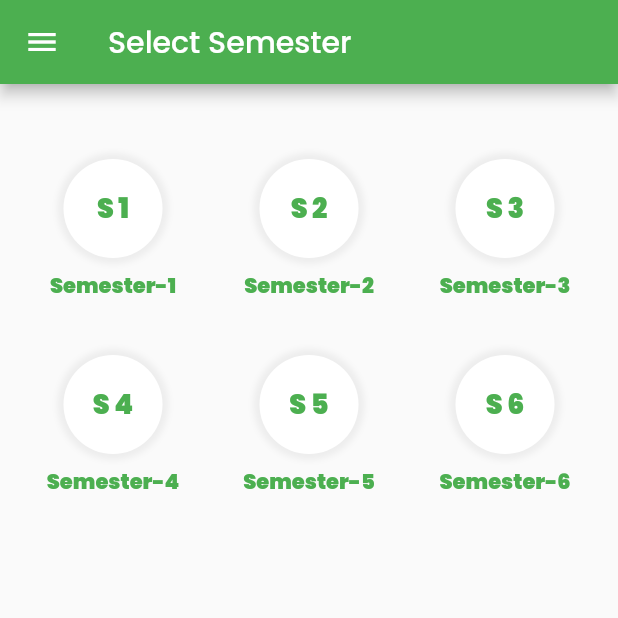
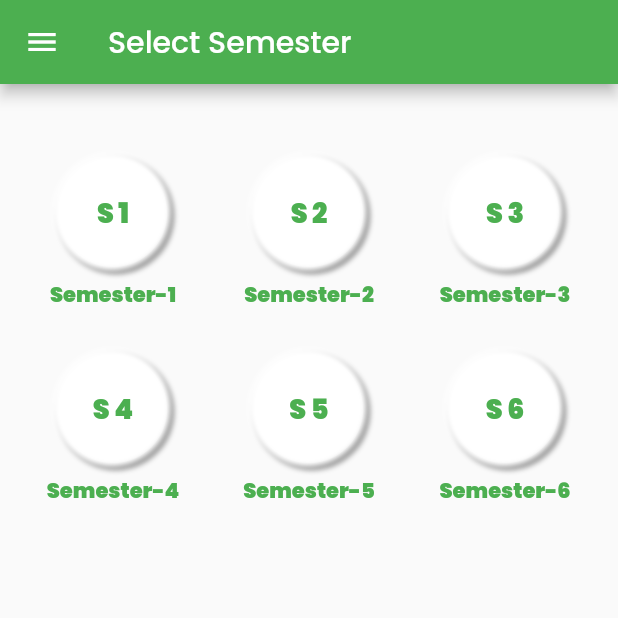
Before and after one commit to gokulhans/Cu-app, a Flutter app: the screen it shows after launch, after a tap on "BCA", on a phone screen of 412 x 824 dp, the top half of it. Run offline on Flutter 3.47's test engine with Material 2 defaults, Android fonts, the phone set to English and light mode, and no system bars; our stand-ins replace badges, dio, firebase_core, firebase_messaging, flutter_local_notifications, flutter_spinkit and 5 more; missing offline and left inert: new_version; accounts and stored records are empty; network calls fail.

Commit message:
last commit after version change

```diff
--- a/lib/file.dart
+++ b/lib/file.dart
@@ -57,7 +57,7 @@ class Videoscreen extends StatelessWidget {
                   itemBuilder: (context, i) {
                     return TextButton(
                       onPressed: () async {
-                        admobHelper.createInterad();
+                        // admobHelper.createInterad();
 
                         var url = 'https://youtu.be/' + snapshot.data[i].link;
                         if (await canLaunchUrl(Uri.parse(url))) {
--- a/lib/main.dart
+++ b/lib/main.dart
@@ -24,36 +24,48 @@ import 'package:firebase_core/firebase_core.dart';
 import 'package:firebase_messaging/firebase_messaging.dart';
 import 'package:flutter_local_notifications/flutter_local_notifications.dart';
 import 'package:google_fonts/google_fonts.dart';
-
-const AndroidNotificationChannel channel = AndroidNotificationChannel(
-    'high_importance_channel', // id
-    'High Importance Notifications', // title
-    'This channel is used for important notifications.', // description
-    importance: Importance.high,
-    playSound: true);
-
-final FlutterLocalNotificationsPlugin flutterLocalNotificationsPlugin =
-    FlutterLocalNotificationsPlugin();
+import 'firebase_options.dart';
 
 Future<void> _firebaseMessagingBackgroundHandler(RemoteMessage message) async {
+  // If you're going to use other Firebase services in the background, such as Firestore,
+  // make sure you call `initializeApp` before using other Firebase services.
   await Firebase.initializeApp();
-  print('A bg message just showed up :  ${message.messageId}');
+
+  print("Handling a background message: ${message.messageId}");
 }
 
-void main() {
+void main() async {
   WidgetsFlutterBinding.ensureInitialized();
   AdmobHelper.initialize();
-  // AdmobHelper admobHelper = new AdmobHelper();
-  // Timer.periodic(Duration(seconds: 600), (timer) {
-  //   admobHelper.createInterad();
-  // });
+  AdmobHelper admobHelper = new AdmobHelper();
+  Timer.periodic(Duration(seconds: 600), (timer) {
+    admobHelper.createInterad();
+  });
 
-  // getAds();
+  // await getAds();
+
+
   // print(adstatus);
   // var adss = adstatus;
   // if (adss == 1) {
   //   print("object");
   // }
+
+  await Firebase.initializeApp(
+    options: DefaultFirebaseOptions.currentPlatform,
+  );
+  FirebaseMessaging messaging = FirebaseMessaging.instance;
+  FirebaseMessaging.onBackgroundMessage(_firebaseMessagingBackgroundHandler);
+
+  FirebaseMessaging.onMessage.listen((RemoteMessage message) {
+    print('Got a message whilst in the foreground!');
+    print('Message data: ${message.data}');
+
+    if (message.notification != null) {
+      print('Message also contained a notification: ${message.notification}');
+    }
+  });
+
   runApp(const MyApp());
 }
 
--- a/lib/models/models.dart
+++ b/lib/models/models.dart
@@ -27,9 +27,7 @@ class Syllabus {
 }
 
 class Ads {
-      String id, inter, video,banner,all;
+      String _id,ad;
     Ads(
-        this.id,
-        this.inter,
-        this.video,this.banner,this.all);
+        this._id,this.ad);
 }
--- a/lib/pyqp.dart
+++ b/lib/pyqp.dart
@@ -56,7 +56,7 @@ class Pyqpscreen extends StatelessWidget {
                   itemBuilder: (context, i) {
                     return TextButton(
                       onPressed: () async {
-                        admobHelper.createInterad();
+                        // admobHelper.createInterad();
 
                         var url = snapshot.data[i].link;
                         if (await canLaunchUrl(Uri.parse(url))) {
--- a/lib/semester.dart
+++ b/lib/semester.dart
@@ -58,17 +58,27 @@ class Semlist extends StatelessWidget {
             child: Column(
               children: <Widget>[
                 Container(
-                  height: 66,
-                  width: 66,
-                  decoration: BoxDecoration(
-                      color: Colors.white,
-                      shape: BoxShape.circle,
-                      boxShadow: [
-                        BoxShadow(
-                            color: Colors.black.withOpacity(0.05),
-                            blurRadius: 3,
-                            spreadRadius: 4)
-                      ]),
+                  height: 72,
+                  width: 72,
+                   decoration: BoxDecoration(
+                            color: Colors.white30,
+                            borderRadius: BorderRadius.circular(50),
+                            boxShadow: const [
+                              // Shadow for top-left corner
+                              BoxShadow(
+                                color: Colors.grey,
+                                offset: Offset(2, 2),
+                                blurRadius: 2,
+                                spreadRadius: 3,
+                              ),
+                              // Shadow for bottom-right corner
+                              BoxShadow(
+                                color: Colors.white,
+                                offset: Offset(-1, -1),
+                                blurRadius: 2,
+                                spreadRadius: 3,
+                              ),
+                            ]),
                   child: Center(
                       child: Text(
                     semname[index],
--- a/lib/supportus.dart
+++ b/lib/supportus.dart
@@ -53,7 +53,7 @@ class _SupportuslistState extends State<Supportuslist> {
           child: Center(
             child: TextButton(
                 child: const Text(
-                  'Support Us',
+                  'About Us',
                   style: TextStyle(
                       color: Colors.white,
                       fontWeight: FontWeight.w900,
--- a/pubspec.yaml
+++ b/pubspec.yaml
@@ -15,7 +15,7 @@ publish_to: 'none' # Remove this line if you wish to publish to pub.dev
 # In iOS, build-name is used as CFBundleShortVersionString while build-number used as CFBundleVersion.
 # Read more about iOS versioning at
 # https://developer.apple.com/library/archive/documentation/General/Reference/InfoPlistKeyReference/Articles/CoreFoundationKeys.html
-version: 1.0.0+1
+version: 1.1.0+1
 
 environment:
   sdk: ">=2.16.1 <3.0.0"
```
Also changed, not shown: lib/admobhelper.dart (+4 -3 lines), lib/methods/fetchdata.dart (+28 -22 lines), lib/models/ad.dart (added, +14 -0 lines), lib/models/data.dart (added, +27 -0 lines), lib/module.dart (+7 -3 lines), lib/noti.dart (+19 -10 lines), lib/subject.dart (+20 -11 lines), lib/syllabus.dart (+19 -10 lines), lib/type.dart (+30 -12 lines), lib/models/ad.g.dart (added).
